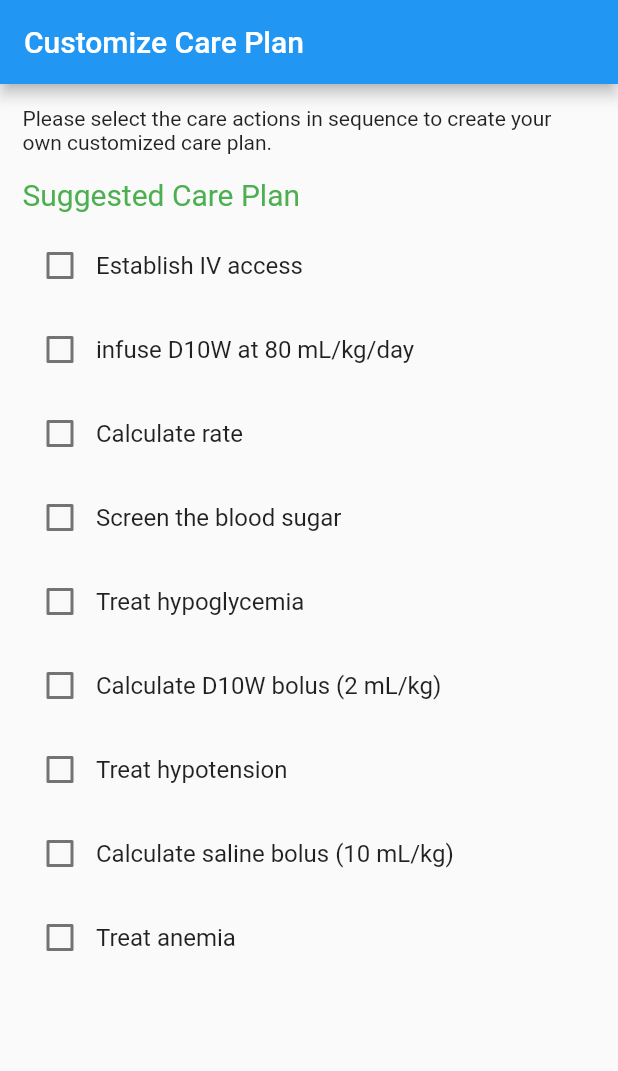
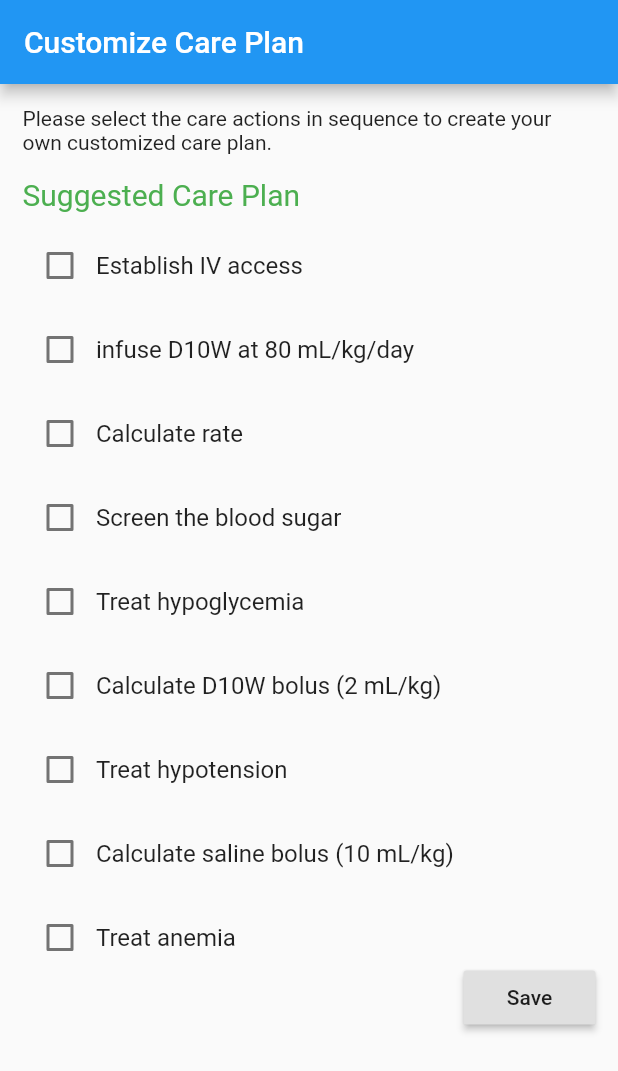
Before and after one commit to zhangshu1/flutter_app_2, a Flutter app: the CustomizeCarePlan screen opened directly, on a phone screen of 412 x 824 dp. Shown: the top 1071 px of the screen. Run offline on Flutter 3.47's test engine with Material 2 defaults, Android fonts, the phone set to English and light mode, and no system bars.

```diff
--- a/lib/CustomizeCarePlan.dart
+++ b/lib/CustomizeCarePlan.dart
@@ -42,6 +42,24 @@ class CustomizeCarePlan extends StatelessWidget{
                 new CarePlan('Treat anemia', false),
                 new CarePlan('Calculate packed red blood cell transfusion volume (10 mL/kg)', false),
               ],
+            ),
+          ),
+
+          new Container(
+            padding: new EdgeInsets.symmetric(horizontal: 15.0),
+            alignment: Alignment.centerRight,
+            child: new RaisedButton(
+              onPressed: (){showDialog(
+                  context: context,
+                  child: new AlertDialog(
+                    content: new Text('Are you sure you want to keep this care plan?'),
+                    actions: <Widget>[
+                      new RaisedButton(onPressed: null, child: new Text('Cancel'),),
+                      new RaisedButton(onPressed: null, child: new Text('Yes'),),
+                    ],
+                  ),
+              );},
+              child: new Text('Save'),
             ),
           ),
         ],
```
